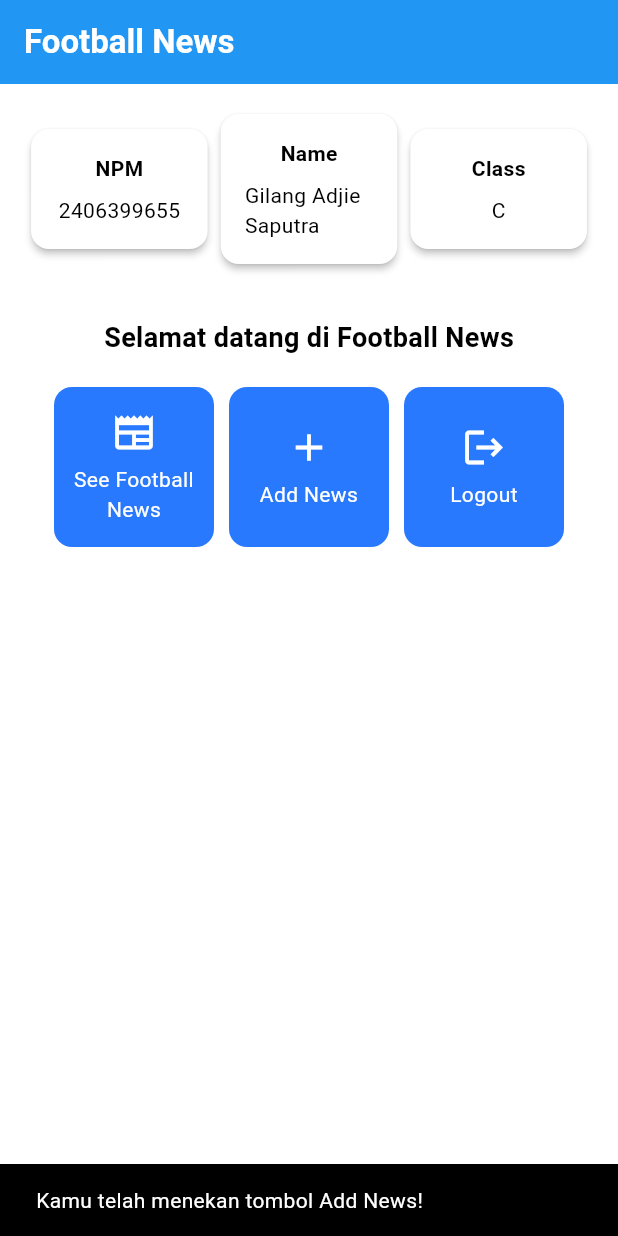
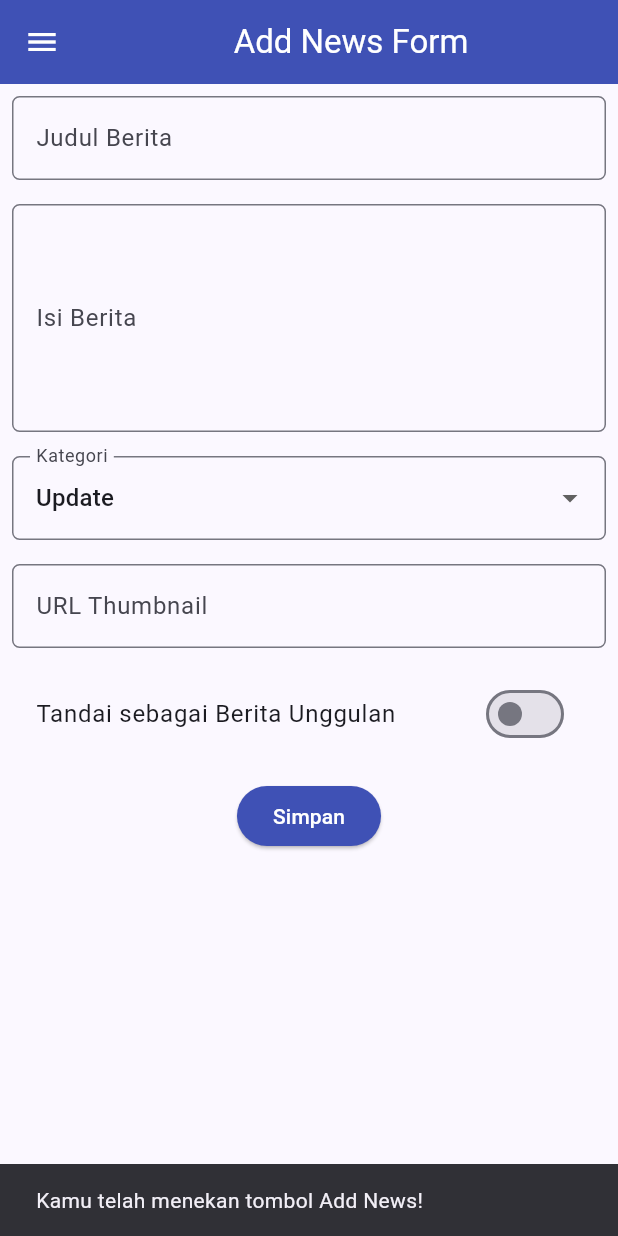
Before and after one commit to lucidd2712/shopping-list-mobile, a Flutter app: the screen it shows after launch, after a tap on "Add News", on a phone screen of 412 x 824 dp. Run offline on Flutter 3.47's test engine with Material 3 defaults, Android fonts, the phone set to English and light mode, and no system bars.

Commit message:
Tutorial selesai

```diff
--- a/lib/main.dart
+++ b/lib/main.dart
@@ -1,22 +1,23 @@
 import 'package:flutter/material.dart';
-import 'package:football_news/menu.dart';
+import 'package:football_news/screens/menu.dart';
 
 void main() {
-  runApp(const MyApp());
+  runApp(const FootballNewsApp());
 }
 
-class MyApp extends StatelessWidget {
-  const MyApp({super.key});
+class FootballNewsApp extends StatelessWidget {
+  const FootballNewsApp({super.key});
 
   @override
   Widget build(BuildContext context) {
     return MaterialApp(
       title: 'Football News',
+      debugShowCheckedModeBanner: false,
       theme: ThemeData(
-        colorScheme: ColorScheme.fromSwatch(primarySwatch: Colors.blue)
-            .copyWith(secondary: Colors.blueAccent[400]),
+        colorScheme: ColorScheme.fromSeed(seedColor: Colors.indigo),
+        useMaterial3: true,
       ),
-      home: MyHomePage(), // const & parameter title dihapus
+      home: const MyHomePage(),
     );
   }
 }
--- a/lib/menu.dart
+++ /dev/null
@@ -1,161 +0,0 @@
-import 'package:flutter/material.dart';
-
-// Model untuk item pada halaman utama
-class ItemHomepage {
-  final String name;
-  final IconData icon;
-
-  ItemHomepage(this.name, this.icon);
-}
-
-// Card informasi (nama, NPM, kelas)
-class InfoCard extends StatelessWidget {
-  final String title;
-  final String content;
-
-  const InfoCard({super.key, required this.title, required this.content});
-
-  @override
-  Widget build(BuildContext context) {
-    return Card(
-      elevation: 2.0,
-      child: Container(
-        width: MediaQuery.of(context).size.width / 3.5,
-        padding: const EdgeInsets.all(16.0),
-        child: Column(
-          children: [
-            Text(
-              title,
-              style: const TextStyle(fontWeight: FontWeight.bold),
-            ),
-            const SizedBox(height: 8.0),
-            Text(content),
-          ],
-        ),
-      ),
-    );
-  }
-}
-
-// Card tombol (See Football News, Add News, Logout)
-class ItemCard extends StatelessWidget {
-  final ItemHomepage item;
-
-  const ItemCard(this.item, {super.key});
-
-  @override
-  Widget build(BuildContext context) {
-    return Material(
-      color: Theme.of(context).colorScheme.secondary,
-      borderRadius: BorderRadius.circular(12),
-      child: InkWell(
-        onTap: () {
-          ScaffoldMessenger.of(context)
-            ..hideCurrentSnackBar()
-            ..showSnackBar(
-              SnackBar(content: Text("Kamu telah menekan tombol ${item.name}!")),
-            );
-        },
-        child: Container(
-          padding: const EdgeInsets.all(8),
-          child: Center(
-            child: Column(
-              mainAxisAlignment: MainAxisAlignment.center,
-              children: [
-                Icon(
-                  item.icon,
-                  color: Colors.white,
-                  size: 30.0,
-                ),
-                const Padding(padding: EdgeInsets.all(3)),
-                Text(
-                  item.name,
-                  textAlign: TextAlign.center,
-                  style: const TextStyle(color: Colors.white),
-                ),
-              ],
-            ),
-          ),
-        ),
-      ),
-    );
-  }
-}
-
-// Halaman utama aplikasi
-class MyHomePage extends StatelessWidget {
-  MyHomePage({super.key});
-
-  // Variabel data pribadi
-  final String nama = "Gilang Adjie Saputra";
-  final String npm = "2406399655";
-  final String kelas = "C";
-
-  // Daftar tombol pada homepage
-  final List<ItemHomepage> items = [
-    ItemHomepage("See Football News", Icons.newspaper),
-    ItemHomepage("Add News", Icons.add),
-    ItemHomepage("Logout", Icons.logout),
-  ];
-
-  @override
-  Widget build(BuildContext context) {
-    return Scaffold(
-      appBar: AppBar(
-        title: const Text(
-          'Football News',
-          style: TextStyle(
-            color: Colors.white,
-            fontWeight: FontWeight.bold,
-          ),
-        ),
-        backgroundColor: Theme.of(context).colorScheme.primary,
-      ),
-      body: Padding(
-        padding: const EdgeInsets.all(16.0),
-        child: Column(
-          crossAxisAlignment: CrossAxisAlignment.center,
-          children: [
-            // Menampilkan InfoCard: NPM, Nama, Kelas
-            Row(
-              mainAxisAlignment: MainAxisAlignment.spaceEvenly,
-              children: [
-                InfoCard(title: 'NPM', content: npm),
-                InfoCard(title: 'Name', content: nama),
-                InfoCard(title: 'Class', content: kelas),
-              ],
-            ),
-            const SizedBox(height: 16.0),
-            Center(
-              child: Column(
-                children: [
-                  const Padding(
-                    padding: EdgeInsets.only(top: 16.0),
-                    child: Text(
-                      'Selamat datang di Football News',
-                      style: TextStyle(
-                        fontWeight: FontWeight.bold,
-                        fontSize: 18.0,
-                      ),
-                    ),
-                  ),
-                  GridView.count(
-                    primary: true,
-                    padding: const EdgeInsets.all(20),
-                    crossAxisSpacing: 10,
-                    mainAxisSpacing: 10,
-                    crossAxisCount: 3,
-                    shrinkWrap: true,
-                    children: items.map((ItemHomepage item) {
-                      return ItemCard(item);
-                    }).toList(),
-                  ),
-                ],
-              ),
-            ),
-          ],
-        ),
-      ),
-    );
-  }
-}
--- /dev/null
+++ b/lib/screens/menu.dart
@@ -0,0 +1,39 @@
+import 'package:flutter/material.dart';
+import 'package:football_news/widgets/left_drawer.dart';
+import 'package:football_news/widgets/news_card.dart';
+
+class MyHomePage extends StatelessWidget {
+  const MyHomePage({super.key});
+
+  @override
+  Widget build(BuildContext context) {
+    final List<Item> items = const [
+      Item(name: "Add News", icon: Icons.post_add),
+      Item(name: "Latest", icon: Icons.fiber_new),
+      Item(name: "About", icon: Icons.info_outline),
+    ];
+
+    return Scaffold(
+      appBar: AppBar(
+        title: const Text(
+          'Football News',
+          style: TextStyle(
+            color: Colors.white,
+            fontWeight: FontWeight.bold,
+          ),
+        ),
+        backgroundColor: Theme.of(context).colorScheme.primary,
+      ),
+      drawer: const LeftDrawer(),
+      body: Padding(
+        padding: const EdgeInsets.all(16.0),
+        child: GridView.count(
+          crossAxisCount: 3,
+          mainAxisSpacing: 12,
+          crossAxisSpacing: 12,
+          children: items.map((item) => ItemCard(item)).toList(),
+        ),
+      ),
+    );
+  }
+}
--- /dev/null
+++ b/lib/screens/newslist_form.dart
@@ -0,0 +1,213 @@
+import 'package:flutter/material.dart';
+import 'package:football_news/widgets/left_drawer.dart';
+
+class NewsFormPage extends StatefulWidget {
+  const NewsFormPage({super.key});
+
+  @override
+  State<NewsFormPage> createState() => _NewsFormPageState();
+}
+
+class _NewsFormPageState extends State<NewsFormPage> {
+  final _formKey = GlobalKey<FormState>();
+
+  String _title = "";
+  String _content = "";
+  String _category = "update"; // default
+  String _thumbnail = "";
+  bool _isFeatured = false; // default
+
+  final List<String> _categories = [
+    'transfer',
+    'update',
+    'exclusive',
+    'match',
+    'rumor',
+    'analysis',
+  ];
+
+  @override
+  Widget build(BuildContext context) {
+    return Scaffold(
+      appBar: AppBar(
+        title: const Center(child: Text('Add News Form')),
+        backgroundColor: Colors.indigo,
+        foregroundColor: Colors.white,
+      ),
+      drawer: const LeftDrawer(),
+      body: Form(
+        key: _formKey,
+        child: SingleChildScrollView(
+          child: Column(
+            crossAxisAlignment: CrossAxisAlignment.start,
+            children: [
+              // === Title ===
+              Padding(
+                padding: const EdgeInsets.all(8.0),
+                child: TextFormField(
+                  decoration: InputDecoration(
+                    hintText: "Judul Berita",
+                    labelText: "Judul Berita",
+                    border: OutlineInputBorder(
+                      borderRadius: BorderRadius.circular(5.0),
+                    ),
+                  ),
+                  onChanged: (String? value) {
+                    setState(() {
+                      _title = value!;
+                    });
+                  },
+                  validator: (String? value) {
+                    if (value == null || value.isEmpty) {
+                      return "Judul tidak boleh kosong!";
+                    }
+                    return null;
+                  },
+                ),
+              ),
+
+              // === Content ===
+              Padding(
+                padding: const EdgeInsets.all(8.0),
+                child: TextFormField(
+                  maxLines: 5,
+                  decoration: InputDecoration(
+                    hintText: "Isi Berita",
+                    labelText: "Isi Berita",
+                    border: OutlineInputBorder(
+                      borderRadius: BorderRadius.circular(5.0),
+                    ),
+                  ),
+                  onChanged: (String? value) {
+                    setState(() {
+                      _content = value!;
+                    });
+                  },
+                  validator: (String? value) {
+                    if (value == null || value.isEmpty) {
+                      return "Isi berita tidak boleh kosong!";
+                    }
+                    return null;
+                  },
+                ),
+              ),
+
+              // === Category ===
+              Padding(
+                padding: const EdgeInsets.all(8.0),
+                child: DropdownButtonFormField<String>(
+                  decoration: InputDecoration(
+                    labelText: "Kategori",
+                    border: OutlineInputBorder(
+                      borderRadius: BorderRadius.circular(5.0),
+                    ),
+                  ),
+                  value: _category,
+                  items: _categories
+                      .map(
+                        (cat) => DropdownMenuItem(
+                          value: cat,
+                          child: Text(cat[0].toUpperCase() + cat.substring(1)),
+                        ),
+                      )
+                      .toList(),
+                  onChanged: (String? newValue) {
+                    setState(() {
+                      _category = newValue!;
+                    });
+                  },
+                ),
+              ),
+
+              // === Thumbnail URL ===
+              Padding(
+                padding: const EdgeInsets.all(8.0),
+                child: TextFormField(
+                  decoration: InputDecoration(
+                    hintText: "URL Thumbnail (opsional)",
+                    labelText: "URL Thumbnail",
+                    border: OutlineInputBorder(
+                      borderRadius: BorderRadius.circular(5.0),
+                    ),
+                  ),
+                  onChanged: (String? value) {
+                    setState(() {
+                      _thumbnail = value!;
+                    });
+                  },
+                ),
+              ),
+
+              // === Is Featured ===
+              Padding(
+                padding: const EdgeInsets.all(8.0),
+                child: SwitchListTile(
+                  title: const Text("Tandai sebagai Berita Unggulan"),
+                  value: _isFeatured,
+                  onChanged: (bool value) {
+                    setState(() {
+                      _isFeatured = value;
+                    });
+                  },
+                ),
+              ),
+
+              // === Tombol Simpan ===
+              Align(
+                alignment: Alignment.bottomCenter,
+                child: Padding(
+                  padding: const EdgeInsets.all(8.0),
+                  child: ElevatedButton(
+                    style: ButtonStyle(
+                      backgroundColor:
+                          MaterialStateProperty.all(Colors.indigo),
+                    ),
+                    onPressed: () {
+                      if (_formKey.currentState!.validate()) {
+                        showDialog(
+                          context: context,
+                          builder: (context) {
+                            return AlertDialog(
+                              title:
+                                  const Text('Berita berhasil disimpan!'),
+                              content: SingleChildScrollView(
+                                child: Column(
+                                  crossAxisAlignment:
+                                      CrossAxisAlignment.start,
+                                  children: [
+                                    Text('Judul: $_title'),
+                                    Text('Isi: $_content'),
+                                    Text('Kategori: $_category'),
+                                    Text('Thumbnail: $_thumbnail'),
+                                    Text('Unggulan: ${_isFeatured ? "Ya" : "Tidak"}'),
+                                  ],
+                                ),
+                              ),
+                              actions: [
+                                TextButton(
+                                  child: const Text('OK'),
+                                  onPressed: () {
+                                    Navigator.pop(context);
+                                    _formKey.currentState!.reset();
+                                  },
+                                ),
+                              ],
+                            );
+                          },
+                        );
+                      }
+                    },
+                    child: const Text(
+                      "Simpan",
+                      style: TextStyle(color: Colors.white),
+                    ),
+                  ),
+                ),
+              ),
+            ],
+          ),
+        ),
+      ),
+    );
+  }
+}
--- /dev/null
+++ b/lib/widgets/left_drawer.dart
@@ -0,0 +1,65 @@
+import 'package:flutter/material.dart';
+import 'package:football_news/screens/menu.dart';
+import 'package:football_news/screens/newslist_form.dart';
+
+class LeftDrawer extends StatelessWidget {
+  const LeftDrawer({super.key});
+
+  @override
+  Widget build(BuildContext context) {
+    return Drawer(
+      child: ListView(
+        children: [
+          const DrawerHeader(
+            decoration: BoxDecoration(
+              color: Colors.blue,
+            ),
+            child: Column(
+              children: [
+                Text(
+                  'Football News',
+                  textAlign: TextAlign.center,
+                  style: TextStyle(
+                    fontSize: 30,
+                    fontWeight: FontWeight.bold,
+                    color: Colors.white,
+                  ),
+                ),
+                Padding(padding: EdgeInsets.all(10)),
+                Text(
+                  "Seluruh berita sepak bola terkini di sini!",
+                  textAlign: TextAlign.center,
+                  style: TextStyle(
+                    fontSize: 15,
+                    color: Colors.white,
+                    fontWeight: FontWeight.normal,
+                  ),
+                ),
+              ],
+            ),
+          ),
+          ListTile(
+            leading: const Icon(Icons.home_outlined),
+            title: const Text('Home'),
+            onTap: () {
+              Navigator.pushReplacement(
+                context,
+                MaterialPageRoute(builder: (context) => const MyHomePage()),
+              );
+            },
+          ),
+          ListTile(
+            leading: const Icon(Icons.post_add),
+            title: const Text('Add News'),
+            onTap: () {
+              Navigator.pushReplacement(
+                context,
+                MaterialPageRoute(builder: (context) => const NewsFormPage()),
+              );
+            },
+          ),
+        ],
+      ),
+    );
+  }
+}
--- /dev/null
+++ b/lib/widgets/news_card.dart
@@ -0,0 +1,58 @@
+import 'package:flutter/material.dart';
+import 'package:football_news/screens/newslist_form.dart';
+
+class Item {
+  final String name;
+  final IconData icon;
+
+  const Item({required this.name, required this.icon});
+}
+
+class ItemCard extends StatelessWidget {
+  final Item item;
+  const ItemCard(this.item, {super.key});
+
+  @override
+  Widget build(BuildContext context) {
+    return Material(
+      color: Colors.indigo.shade50,
+      borderRadius: BorderRadius.circular(12),
+      child: InkWell(
+        borderRadius: BorderRadius.circular(12),
+        onTap: () {
+          // SnackBar
+          ScaffoldMessenger.of(context)
+            ..hideCurrentSnackBar()
+            ..showSnackBar(
+              SnackBar(
+                content: Text("Kamu telah menekan tombol ${item.name}!"),
+              ),
+            );
+
+          // Navigasi sesuai tombol
+          if (item.name == "Add News") {
+            Navigator.push(
+              context,
+              MaterialPageRoute(builder: (context) => const NewsFormPage()),
+            );
+          }
+        },
+        child: Container(
+          padding: const EdgeInsets.all(16),
+          child: Column(
+            mainAxisAlignment: MainAxisAlignment.center,
+            children: [
+              Icon(item.icon, size: 36),
+              const SizedBox(height: 12),
+              Text(
+                item.name,
+                textAlign: TextAlign.center,
+                style: const TextStyle(fontWeight: FontWeight.w600),
+              ),
+            ],
+          ),
+        ),
+      ),
+    );
+  }
+}
```
